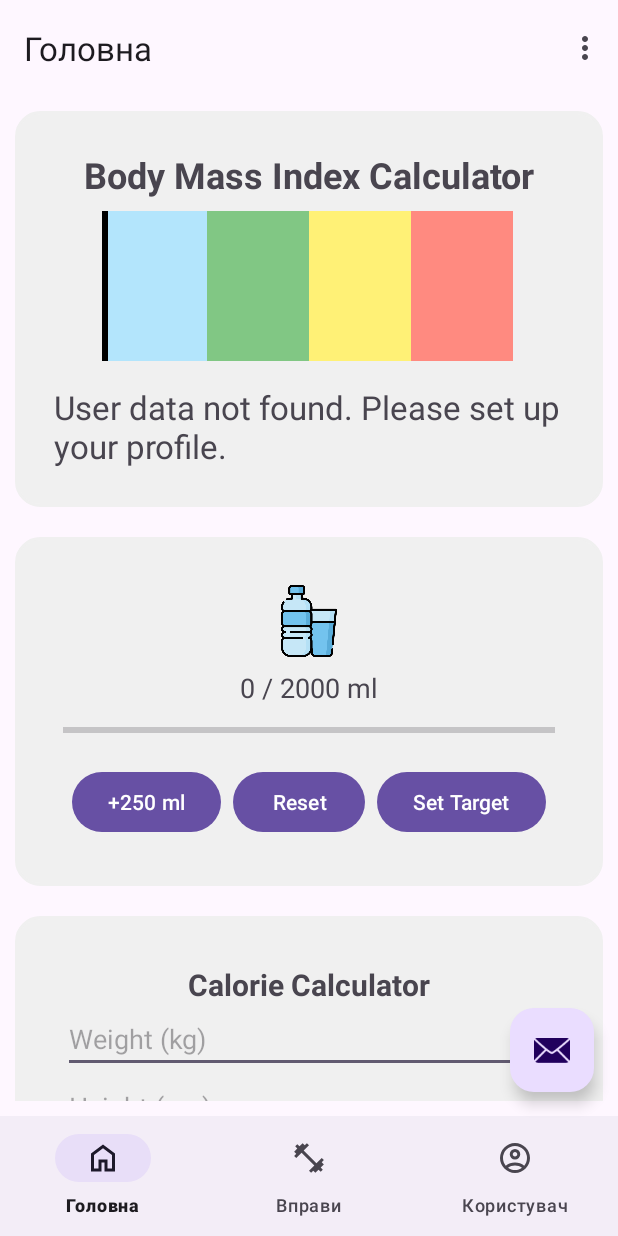
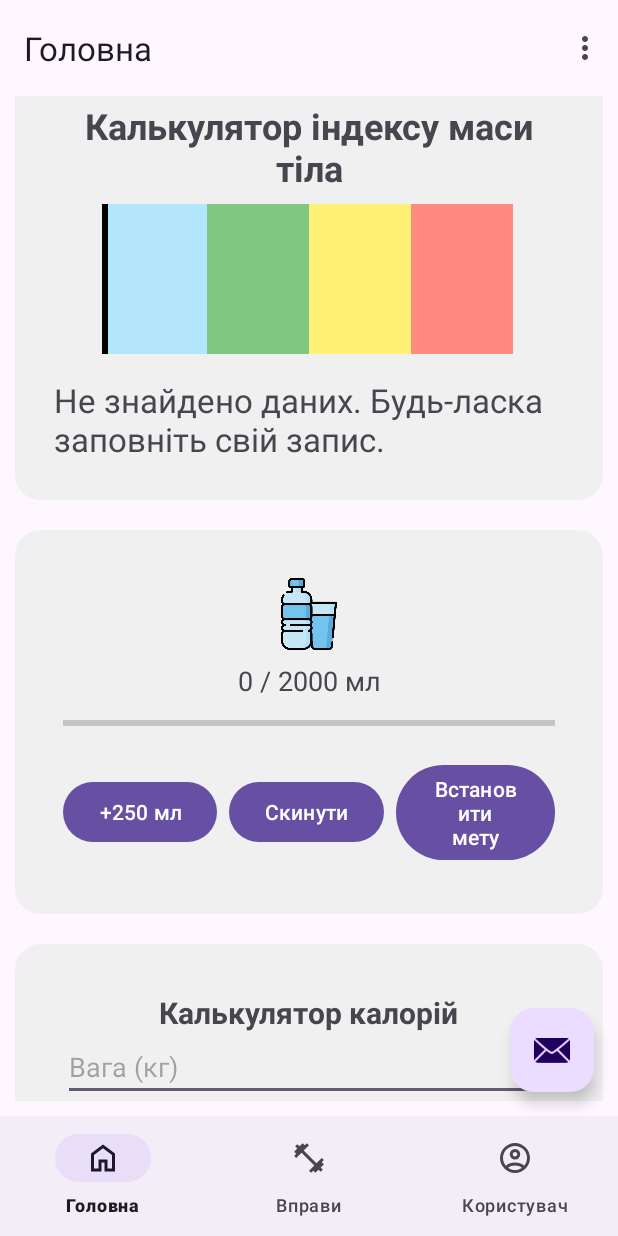
Before and after one commit to kostya-yesypenko/WorkoutApp, an Android app: the screen it shows after launch (MainActivity), on a phone screen of 412 x 824 dp. Run offline under Robolectric (Android 15) with nearby library versions, the phone set to English and light mode, and no system bars; our stand-ins replace navigation-ui.

Commit message:
Виправлено написи

```diff
--- a/app/src/main/java/com/example/kursovavavaaa/ui/fragments/WaterTrackerFragment.kt
+++ b/app/src/main/java/com/example/kursovavavaaa/ui/fragments/WaterTrackerFragment.kt
@@ -81,7 +81,7 @@ class WaterTrackerFragment : Fragment() {
     }
 
     private fun updateProgress() {
-        binding.textViewWaterProgress.text = "$currentWater / $targetWater ml"
+        binding.textViewWaterProgress.text = "$currentWater / $targetWater мл"
         binding.progressBarWater.progress = (currentWater * 100 / targetWater)
     }
 
@@ -92,7 +92,7 @@ class WaterTrackerFragment : Fragment() {
 
     private fun showTargetReachedToast() {
         // Show a Toast message when the target is reached
-        Toast.makeText(requireContext(), "Congratulations! You've reached your water consumption target!", Toast.LENGTH_LONG).show()
+        Toast.makeText(requireContext(), "Вітаємо! Ви досягнули мети по споживанню води!", Toast.LENGTH_LONG).show()
     }
 
     private fun saveConsumption() {
--- a/app/src/main/res/layout/exercise_item.xml
+++ b/app/src/main/res/layout/exercise_item.xml
@@ -2,6 +2,7 @@
 <androidx.constraintlayout.widget.ConstraintLayout
     xmlns:android="http://schemas.android.com/apk/res/android"
     xmlns:app="http://schemas.android.com/apk/res-auto"
+    xmlns:tools="http://schemas.android.com/tools"
     android:layout_width="match_parent"
     android:layout_height="wrap_content"
     android:layout_marginBottom="20dp"
@@ -15,7 +16,10 @@
         android:text="Назва"
         android:textAlignment="center"
         android:textSize="26dp"
-        app:layout_constraintTop_toTopOf="parent" />
+        app:layout_constraintEnd_toEndOf="parent"
+        app:layout_constraintStart_toStartOf="parent"
+        app:layout_constraintTop_toTopOf="parent"
+        tools:ignore="MissingConstraints" />
 
     <ImageView
         android:id="@+id/exercise_image"
--- a/app/src/main/res/layout/fragment_bmi_calculator.xml
+++ b/app/src/main/res/layout/fragment_bmi_calculator.xml
@@ -11,7 +11,7 @@
         android:id="@+id/bmiCalculatorTitle"
         android:layout_width="wrap_content"
         android:layout_height="wrap_content"
-        android:text="Body Mass Index Calculator"
+        android:text="Калькулятор індексу маси тіла"
         android:textSize="24sp"
         android:textStyle="bold"
         android:gravity="center"
@@ -34,7 +34,7 @@
         android:layout_width="wrap_content"
         android:layout_height="wrap_content"
         android:layout_marginTop="16dp"
-        android:text="Your BMI:\nCategory:"
+        android:text="Ваш показник:\nCategory:"
         android:textSize="22sp"
         app:layout_constraintTop_toBottomOf="@id/bmiScaleView"
         app:layout_constraintStart_toStartOf="parent"
--- a/app/src/main/res/layout/fragment_calorie_calculator.xml
+++ b/app/src/main/res/layout/fragment_calorie_calculator.xml
@@ -13,7 +13,7 @@
             android:id="@+id/textViewTitle"
             android:layout_width="wrap_content"
             android:layout_height="wrap_content"
-            android:text="Calorie Calculator"
+            android:text="Калькулятор калорій"
             android:textSize="20sp"
             android:textStyle="bold"
             android:layout_gravity="center_horizontal" />
@@ -22,21 +22,21 @@
             android:id="@+id/editTextWeight"
             android:layout_width="match_parent"
             android:layout_height="wrap_content"
-            android:hint="Weight (kg)"
+            android:hint="Вага (кг)"
             android:inputType="numberDecimal" />
 
         <EditText
             android:id="@+id/editTextHeight"
             android:layout_width="match_parent"
             android:layout_height="wrap_content"
-            android:hint="Height (cm)"
+            android:hint="Зріст (см)"
             android:inputType="numberDecimal" />
 
         <EditText
             android:id="@+id/editTextAge"
             android:layout_width="match_parent"
             android:layout_height="wrap_content"
-            android:hint="Age"
+            android:hint="Вік"
             android:inputType="number" />
 
         <TextView
@@ -44,7 +44,7 @@
             android:layout_width="match_parent"
             android:layout_height="wrap_content"
             android:paddingTop="16dp"
-            android:text="Select your lifestyle:"
+            android:text="Оберіть свій спосіб життя:"
             android:textSize="16sp" />
 
         <LinearLayout
@@ -61,31 +61,31 @@
                     android:id="@+id/radioButtonSedentary"
                     android:layout_width="wrap_content"
                     android:layout_height="wrap_content"
-                    android:text="Sedentary (little or no exercise)" />
+                    android:text="Сидячий (майже нема навантаження)" />
 
                 <RadioButton
                     android:id="@+id/radioButtonLightlyActive"
                     android:layout_width="wrap_content"
                     android:layout_height="wrap_content"
-                    android:text="Lightly active (light exercise/sports 1-3 days a week)" />
+                    android:text="Ледь рухомий (вправи 1 - 3 рази на тиждень)" />
 
                 <RadioButton
                     android:id="@+id/radioButtonModeratelyActive"
                     android:layout_width="wrap_content"
                     android:layout_height="wrap_content"
-                    android:text="Moderately active (moderate exercise/sports 3-5 days a week)" />
+                    android:text="Помірно рухомий (вправи 3 - 5 разів на тиждень)" />
 
                 <RadioButton
                     android:id="@+id/radioButtonVeryActive"
                     android:layout_width="wrap_content"
                     android:layout_height="wrap_content"
-                    android:text="Very active (hard exercise/sports 6-7 days a week)" />
+                    android:text="Сильно рухомий (вправи 6 - 7 разів на тиждень)" />
 
                 <RadioButton
                     android:id="@+id/radioButtonExtraActive"
                     android:layout_width="wrap_content"
                     android:layout_height="wrap_content"
-                    android:text="Extra active (very hard exercise or physical job)" />
+                    android:text="Дуже рухомий (тяжкі вправи або тяжка тілесна робота)" />
             </RadioGroup>
         </LinearLayout>
 
@@ -93,7 +93,7 @@
             android:id="@+id/buttonCalculateCalories"
             android:layout_width="match_parent"
             android:layout_height="wrap_content"
-            android:text="Calculate"
+            android:text="Порахувати"
             android:layout_marginTop="16dp" />
 
         <TextView
--- a/app/src/main/res/layout/fragment_water_tracker.xml
+++ b/app/src/main/res/layout/fragment_water_tracker.xml
@@ -22,7 +22,7 @@
         android:id="@+id/textViewWaterProgress"
         android:layout_width="wrap_content"
         android:layout_height="wrap_content"
-        android:text="0 / 2000 ml"
+        android:text="0 / 2000 мл"
         android:textSize="18sp"
         app:layout_constraintTop_toBottomOf="@id/imageViewWaterIcon"
         app:layout_constraintStart_toStartOf="parent"
@@ -58,13 +58,13 @@
             android:id="@+id/buttonAddWater"
             android:layout_width="wrap_content"
             android:layout_height="wrap_content"
-            android:text="+250 ml" />
+            android:text="+250 мл" />
 
         <Button
             android:id="@+id/buttonReset"
             android:layout_width="wrap_content"
             android:layout_height="wrap_content"
-            android:text="Reset"
+            android:text="Скинути"
             android:layout_marginStart="8dp"
             android:layout_marginEnd="8dp" />
 
@@ -72,7 +72,7 @@
             android:id="@+id/buttonSetTarget"
             android:layout_width="wrap_content"
             android:layout_height="wrap_content"
-            android:text="Set Target" />
+            android:text="Встановити мету" />
     </LinearLayout>
 
     <!-- Hidden Input Field and Apply Button -->
@@ -80,7 +80,7 @@
         android:id="@+id/editTextNewTarget"
         android:layout_width="0dp"
         android:layout_height="wrap_content"
-        android:hint="Enter new target (ml)"
+        android:hint="Введіть нову мету (мл)"
         android:inputType="number"
         android:visibility="gone"
         app:layout_constraintTop_toBottomOf="@id/buttonRow"
@@ -92,7 +92,7 @@
         android:id="@+id/buttonApplyNewTarget"
         android:layout_width="wrap_content"
         android:layout_height="wrap_content"
-        android:text="Apply"
+        android:text="Готово"
         android:visibility="gone"
         app:layout_constraintTop_toBottomOf="@id/editTextNewTarget"
         app:layout_constraintStart_toStartOf="parent"
```
Also changed, not shown: app/src/main/java/com/example/kursovavavaaa/ui/fragments/BMICalculatorFragment.kt (+7 -7 lines), app/src/main/java/com/example/kursovavavaaa/ui/fragments/CalorieCalculatorFragment.kt (+4 -4 lines), app/src/main/res/values/strings.xml (+7 -12 lines).
